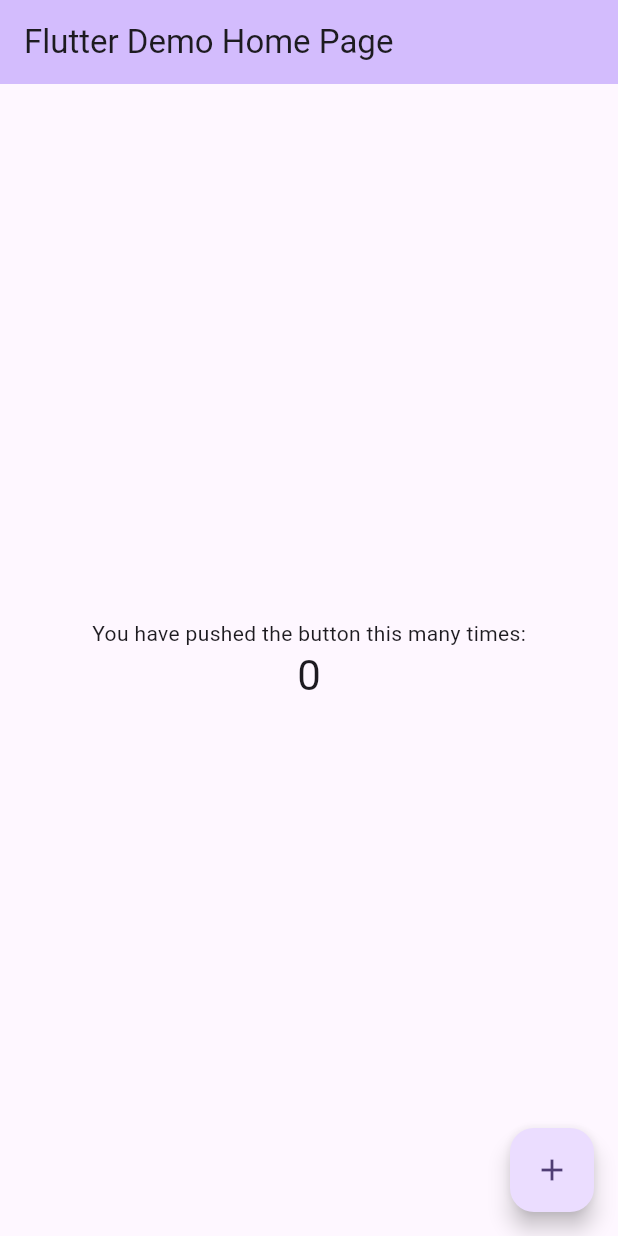
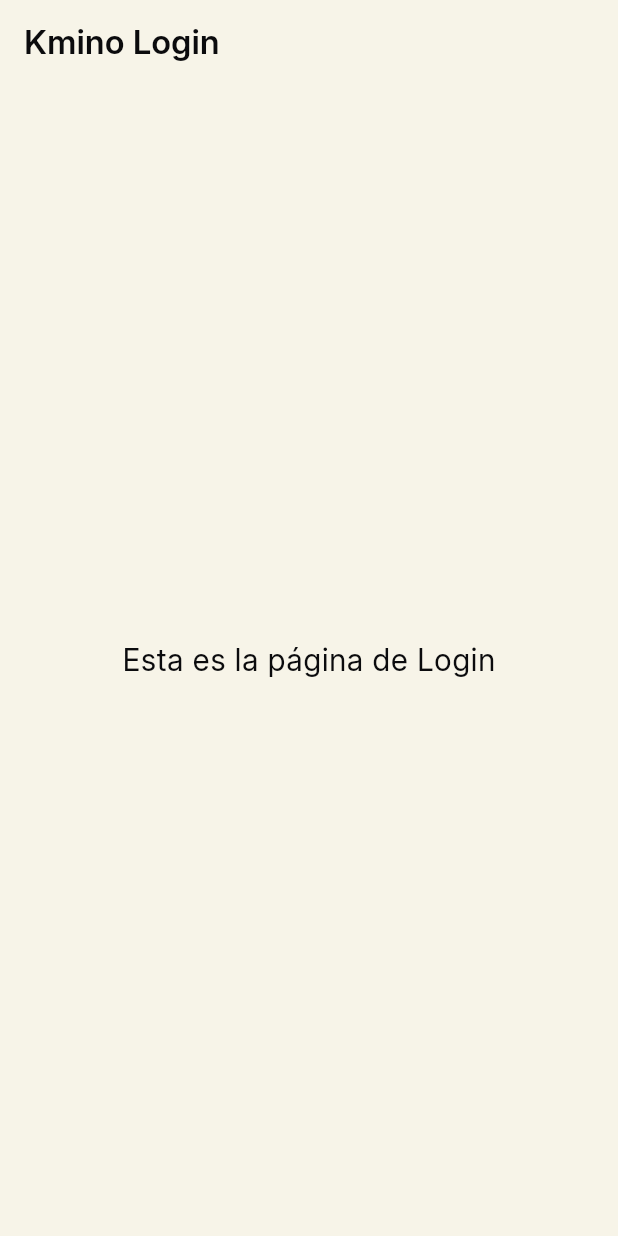
Before and after one commit to MictlanLabs/kamino_fr, a Flutter app: the screen it shows after launch, on a phone screen of 412 x 824 dp. Run offline on Flutter 3.47's test engine with Material 3 defaults, Android fonts, the light colour scheme and no system bars.

Commit message:
preparacion entorno (#1)

```diff
--- /dev/null
+++ b/lib/core/app_theme.dart
@@ -0,0 +1,76 @@
+import 'package:flutter/material.dart';
+
+class AppTheme {
+
+  // --- TU NUEVA PALETA ---
+  static const Color primaryMint = Color(0xFF85E6C0);
+  static const Color primaryMintDark = Color(0xFF6BB39B);
+  static const Color background = Color(0xFFF7F4E8);
+  static const Color textBlack = Color(0xFF0B0B0D);
+  static const Color lightMintBackground = Color(0xFFDAF3EA);
+
+  static ThemeData getTheme() {
+    return ThemeData(
+      // 1. Fuente
+      fontFamily: 'Inter',
+
+      // 2. Esquema de colores principal (Corregido)
+      primaryColor: primaryMint,
+      colorScheme: ColorScheme.fromSeed(
+        seedColor: primaryMint,
+        primary: primaryMint,
+        surface: background,
+        onSurface: textBlack, // Color de texto sobre el fondo
+      ),
+
+      scaffoldBackgroundColor: background, // Fondo de todas las pantallas
+
+      // 3. Tema de botones
+      elevatedButtonTheme: ElevatedButtonThemeData(
+        style: ElevatedButton.styleFrom(
+          backgroundColor: primaryMint,
+          foregroundColor: textBlack,
+          shape: RoundedRectangleBorder(
+            borderRadius: BorderRadius.circular(12),
+          ),
+          textStyle: const TextStyle(
+            fontFamily: 'Inter',
+            fontWeight: FontWeight.w600,
+          ),
+        ),
+      ),
+
+      // 4. Tema de campos de texto (Inputs)
+      inputDecorationTheme: InputDecorationTheme(
+         border: OutlineInputBorder(
+            borderRadius: BorderRadius.circular(12.0),
+            borderSide: BorderSide(color: Colors.grey.shade400),
+         ),
+         enabledBorder: OutlineInputBorder(
+            borderRadius: BorderRadius.circular(12.0),
+            borderSide: BorderSide(color: Colors.grey.shade400),
+         ),
+         focusedBorder: OutlineInputBorder(
+            borderRadius: BorderRadius.circular(12.0),
+            borderSide: const BorderSide(color: primaryMintDark, width: 2.0),
+         ),
+      ),
+
+      // 5. Tema de texto principal
+      textTheme: const TextTheme(
+        bodyLarge: TextStyle(color: textBlack),
+        bodyMedium: TextStyle(color: textBlack),
+        titleLarge: TextStyle(color: textBlack, fontWeight: FontWeight.w600),
+        titleMedium: TextStyle(color: textBlack, fontWeight: FontWeight.w600),
+      ),
+
+      // 6. Tema de AppBar (Corregido)
+      appBarTheme: const AppBarTheme(
+        backgroundColor: background,
+        foregroundColor: textBlack,
+        elevation: 0,
+        scrolledUnderElevation: 0,
+      )
+    );
+  }
+}
--- /dev/null
+++ b/lib/features/1_auth/presentation/pages/login_page.dart
@@ -0,0 +1,22 @@
+import 'package:flutter/material.dart';
+
+class LoginPage extends StatelessWidget {
+  // --- ARREGLO 3: QUITA EL 'const' DE AQUÍ ---
+  LoginPage({super.key});
+  // Si tenías 'const LoginPage(...)' antes, quítalo.
+
+  @override
+  Widget build(BuildContext context) {
+    return Scaffold(
+      appBar: AppBar(
+        title: const Text('Kmino Login'),
+      ),
+      body: const Center(
+        child: Text(
+          'Esta es la página de Login',
+          style: TextStyle(fontSize: 20),
+        ),
+      ),
+    );
+  }
+}
--- a/lib/main.dart
+++ b/lib/main.dart
@@ -1,4 +1,10 @@
 import 'package:flutter/material.dart';
+
+// --- ARREGLO 1: IMPORTA LOS ARCHIVOS ---
+// Necesitas importar las clases que estás usando.
+// (Asegúrate de que estas rutas coincidan con tu estructura de carpetas)
+import 'core/app_theme.dart';
+import 'features/1_auth/presentation/pages/login_page.dart';
 
 void main() {
   runApp(const MyApp());
@@ -7,116 +13,18 @@ void main() {
 class MyApp extends StatelessWidget {
   const MyApp({super.key});
 
-  // This widget is the root of your application.
   @override
   Widget build(BuildContext context) {
     return MaterialApp(
-      title: 'Flutter Demo',
-      theme: ThemeData(
-        // This is the theme of your application.
-        //
-        // TRY THIS: Try running your application with "flutter run". You'll see
-        // the application has a purple toolbar. Then, without quitting the app,
-        // try changing the seedColor in the colorScheme below to Colors.green
-        // and then invoke "hot reload" (save your changes or press the "hot
-        // reload" button in a Flutter-supported IDE, or press "r" if you used
-        // the command line to start the app).
-        //
-        // Notice that the counter didn't reset back to zero; the application
-        // state is not lost during the reload. To reset the state, use hot
-        // restart instead.
-        //
-        // This works for code too, not just values: Most code changes can be
-        // tested with just a hot reload.
-        colorScheme: ColorScheme.fromSeed(seedColor: Colors.deepPurple),
-      ),
-      home: const MyHomePage(title: 'Flutter Demo Home Page'),
+      title: 'Kmino',
+      debugShowCheckedModeBanner: false,
+
+      // Esto ahora funcionará gracias a la importación
+      theme: AppTheme.getTheme(),
+
+      // --- ARREGLO 2: QUITA EL 'const' ---
+      // LoginPage no es una constante, así que quitamos 'const'
+      home: LoginPage(),
     );
   }
 }
-
-class MyHomePage extends StatefulWidget {
-  const MyHomePage({super.key, required this.title});
-
-  // This widget is the home page of your application. It is stateful, meaning
-  // that it has a State object (defined below) that contains fields that affect
-  // how it looks.
-
-  // This class is the configuration for the state. It holds the values (in this
-  // case the title) provided by the parent (in this case the App widget) and
-  // used by the build method of the State. Fields in a Widget subclass are
-  // always marked "final".
-
-  final String title;
-
-  @override
-  State<MyHomePage> createState() => _MyHomePageState();
-}
-
-class _MyHomePageState extends State<MyHomePage> {
-  int _counter = 0;
-
-  void _incrementCounter() {
-    setState(() {
-      // This call to setState tells the Flutter framework that something has
-      // changed in this State, which causes it to rerun the build method below
-      // so that the display can reflect the updated values. If we changed
-      // _counter without calling setState(), then the build method would not be
-      // called again, and so nothing would appear to happen.
-      _counter++;
-    });
-  }
-
-  @override
-  Widget build(BuildContext context) {
-    // This method is rerun every time setState is called, for instance as done
-    // by the _incrementCounter method above.
-    //
-    // The Flutter framework has been optimized to make rerunning build methods
-    // fast, so that you can just rebuild anything that needs updating rather
-    // than having to individually change instances of widgets.
-    return Scaffold(
-      appBar: AppBar(
-        // TRY THIS: Try changing the color here to a specific color (to
-        // Colors.amber, perhaps?) and trigger a hot reload to see the AppBar
-        // change color while the other colors stay the same.
-        backgroundColor: Theme.of(context).colorScheme.inversePrimary,
-        // Here we take the value from the MyHomePage object that was created by
-        // the App.build method, and use it to set our appbar title.
-        title: Text(widget.title),
-      ),
-      body: Center(
-        // Center is a layout widget. It takes a single child and positions it
-        // in the middle of the parent.
-        child: Column(
-          // Column is also a layout widget. It takes a list of children and
-          // arranges them vertically. By default, it sizes itself to fit its
-          // children horizontally, and tries to be as tall as its parent.
-          //
-          // Column has various properties to control how it sizes itself and
-          // how it positions its children. Here we use mainAxisAlignment to
-          // center the children vertically; the main axis here is the vertical
-          // axis because Columns are vertical (the cross axis would be
-          // horizontal).
-          //
-          // TRY THIS: Invoke "debug painting" (choose the "Toggle Debug Paint"
-          // action in the IDE, or press "p" in the console), to see the
-          // wireframe for each widget.
-          mainAxisAlignment: MainAxisAlignment.center,
-          children: <Widget>[
-            const Text('You have pushed the button this many times:'),
-            Text(
-              '$_counter',
-              style: Theme.of(context).textTheme.headlineMedium,
-            ),
-          ],
-        ),
-      ),
-      floatingActionButton: FloatingActionButton(
-        onPressed: _incrementCounter,
-        tooltip: 'Increment',
-        child: const Icon(Icons.add),
-      ), // This trailing comma makes auto-formatting nicer for build methods.
-    );
-  }
-}
```
Also changed, not shown: pubspec.yaml (+11 -0 lines), assets/fonts/Inter_18pt-Bold.ttf (added), assets/fonts/Inter_18pt-Medium.ttf (added), assets/fonts/Inter_18pt-Regular.ttf (added), assets/fonts/Inter_18pt-SemiBold.ttf (added).
